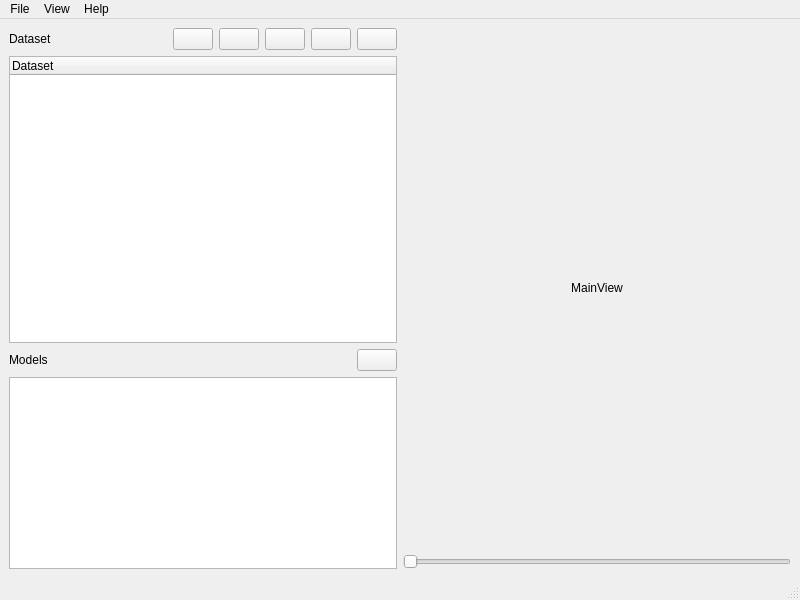
This is mainwindow.ui in Cyril-Meyer/DeepSCEM as Qt 5 draws it before an edit. The edited form follows.
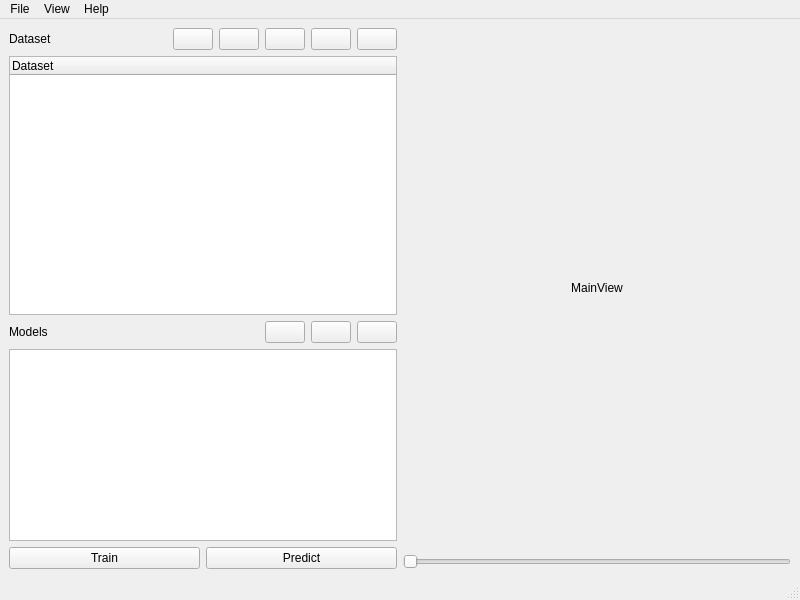
This is the edited form. Icons and pictures are not drawn. Custom widgets are drawn as their Qt base class.

Commit message: working on model creation

Patch:
```diff
--- a/mainwindow.ui
+++ b/mainwindow.ui
@@ -168,7 +168,30 @@
          </spacer>
         </item>
         <item>
-         <widget class="QPushButton" name="pushButton_model_add">
+         <widget class="QPushButton" name="pushButton_model_load">
+          <property name="toolTip">
+           <string>Load model</string>
+          </property>
+          <property name="statusTip">
+           <string>Load model</string>
+          </property>
+          <property name="text">
+           <string/>
+          </property>
+          <property name="icon">
+           <iconset resource="mainwindow.qrc">
+            <normaloff>:/icons/icons/outline_folder_open_black_48dp.png</normaloff>:/icons/icons/outline_folder_open_black_48dp.png</iconset>
+          </property>
+         </widget>
+        </item>
+        <item>
+         <widget class="QPushButton" name="pushButton_model_new">
+          <property name="toolTip">
+           <string>New model</string>
+          </property>
+          <property name="statusTip">
+           <string>New model</string>
+          </property>
           <property name="text">
            <string/>
           </property>
@@ -178,11 +201,46 @@
           </property>
          </widget>
         </item>
+        <item>
+         <widget class="QPushButton" name="pushButton_model_use">
+          <property name="toolTip">
+           <string>Use model</string>
+          </property>
+          <property name="statusTip">
+           <string>Use model</string>
+          </property>
+          <property name="text">
+           <string/>
+          </property>
+          <property name="icon">
+           <iconset resource="mainwindow.qrc">
+            <normaloff>:/icons/icons/outline_video_library_black_48dp.png</normaloff>:/icons/icons/outline_video_library_black_48dp.png</iconset>
+          </property>
+         </widget>
+        </item>
        </layout>
       </item>
       <item>
        <widget class="QListWidget" name="listWidget_model"/>
       </item>
+      <item>
+       <layout class="QHBoxLayout" name="horizontalLayout_train_pred">
+        <item>
+         <widget class="QPushButton" name="pushButton_train">
+          <property name="text">
+           <string>Train</string>
+          </property>
+         </widget>
+        </item>
+        <item>
+         <widget class="QPushButton" name="pushButton_predict">
+          <property name="text">
+           <string>Predict</string>
+          </property>
+         </widget>
+        </item>
+       </layout>
+      </item>
      </layout>
     </item>
     <item>
```
Left out of the diff: 82 changed lines with no effect on the pictures. The commit also changes 3 other files.
